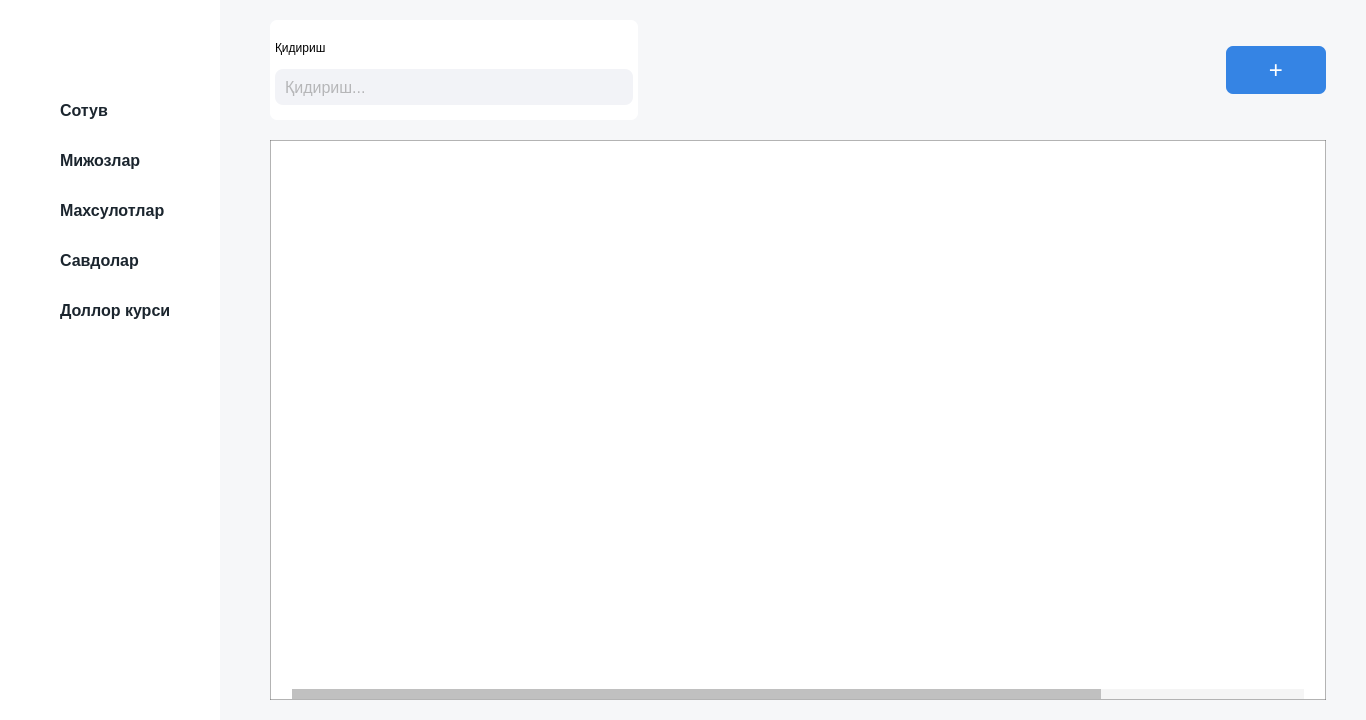
Old version of the form ui/main_ui.ui in the repository JavokhirMamirov/shopapp.
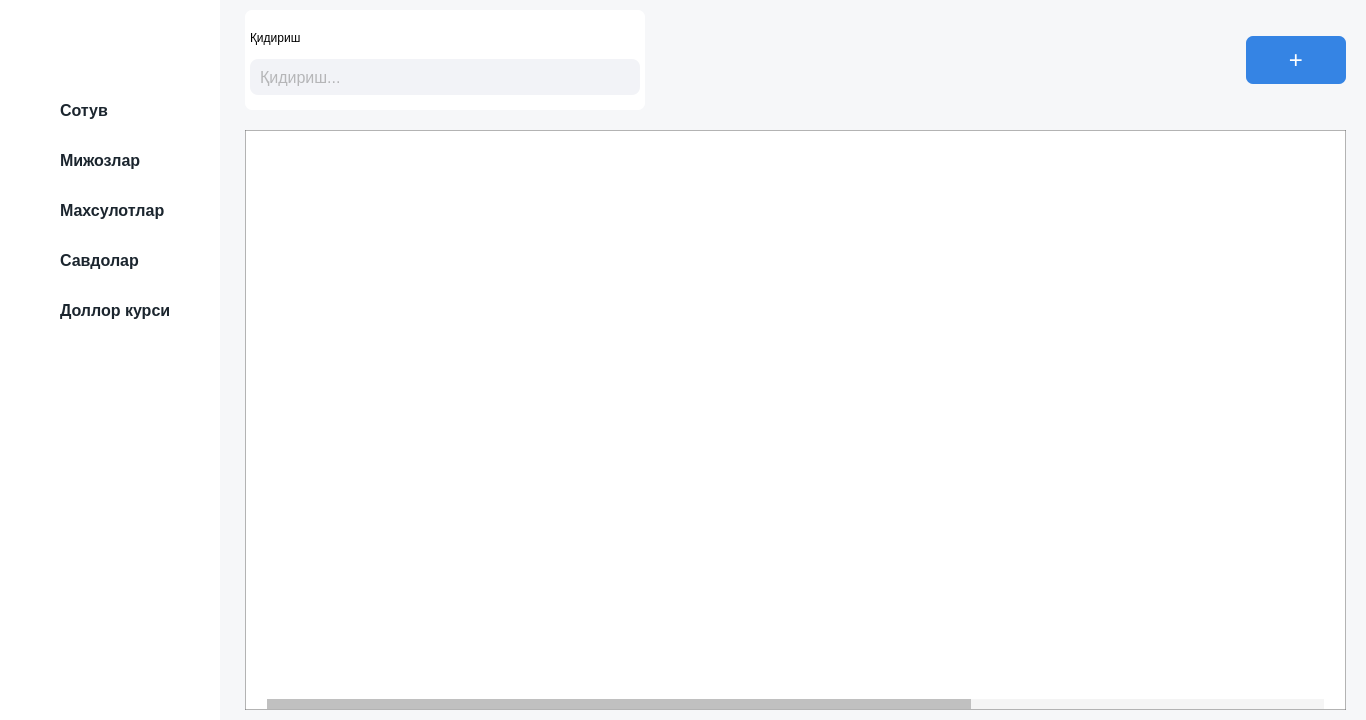
New version of the form. The open tabs and pages were chosen to show the change. Icons and pictures are not drawn.

Commit message: shop table and menu button settings

```diff
--- a/ui/main_ui.ui
+++ b/ui/main_ui.ui
@@ -1617,16 +1617,16 @@
          <number>0</number>
         </property>
         <property name="leftMargin">
-         <number>25</number>
+         <number>0</number>
         </property>
         <property name="topMargin">
-         <number>10</number>
+         <number>0</number>
         </property>
         <property name="rightMargin">
-         <number>20</number>
+         <number>0</number>
         </property>
         <property name="bottomMargin">
-         <number>10</number>
+         <number>0</number>
         </property>
         <item>
          <widget class="QFrame" name="frame_12">
@@ -1927,6 +1927,11 @@
              <attribute name="verticalHeaderVisible">
               <bool>false</bool>
              </attribute>
+             <column>
+              <property name="text">
+               <string>id</string>
+              </property>
+             </column>
              <column>
               <property name="text">
                <string>№</string>
```
Left out of the diff: 60 changed lines with no effect on the pictures. The commit also changes 7 other files.
